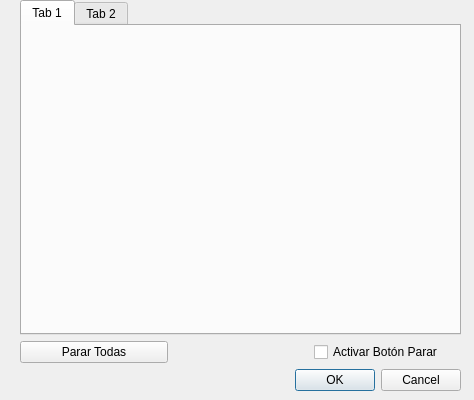
Old version of the form 04_Bolas/dconfiguracionbola.ui in the repository TheMakros12/interfaces.
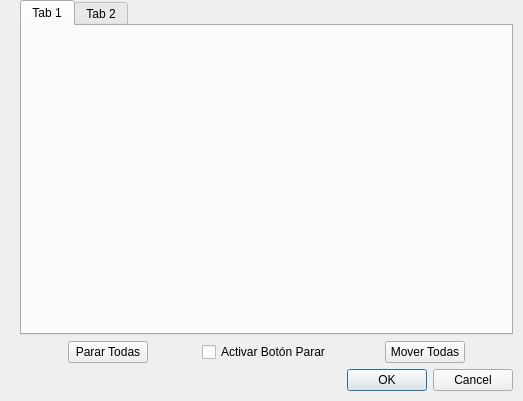
New version of the form.

```diff
--- a/04_Bolas/dconfiguracionbola.ui
+++ b/04_Bolas/dconfiguracionbola.ui
@@ -6,8 +6,8 @@
    <rect>
     <x>0</x>
     <y>0</y>
-    <width>474</width>
-    <height>400</height>
+    <width>523</width>
+    <height>401</height>
    </rect>
   </property>
   <property name="windowTitle">
@@ -18,11 +18,14 @@
     <rect>
      <x>20</x>
      <y>0</y>
-     <width>441</width>
+     <width>493</width>
      <height>391</height>
     </rect>
    </property>
-   <layout class="QVBoxLayout" name="verticalLayout">
+   <layout class="QVBoxLayout" name="verticalLayout" stretch="0,0,1">
+    <property name="spacing">
+     <number>6</number>
+    </property>
     <item>
      <widget class="QTabWidget" name="tabWidget">
       <widget class="QWidget" name="tab">
@@ -41,34 +44,43 @@
      <layout class="QHBoxLayout" name="horizontalLayout">
       <item>
        <widget class="QPushButton" name="btnPararTodas">
+        <property name="sizePolicy">
+         <sizepolicy hsizetype="Fixed" vsizetype="Fixed">
+          <horstretch>0</horstretch>
+          <verstretch>0</verstretch>
+         </sizepolicy>
+        </property>
         <property name="text">
          <string>Parar Todas</string>
         </property>
        </widget>
       </item>
-      <item>
-       <spacer name="horizontalSpacer">
-        <property name="orientation">
-         <enum>Qt::Horizontal</enum>
-        </property>
-        <property name="sizeType">
-         <enum>QSizePolicy::Fixed</enum>
-        </property>
-        <property name="sizeHint" stdset="0">
-         <size>
-          <width>140</width>
-          <height>20</height>
-         </size>
-        </property>
-       </spacer>
-      </item>
       <item>
        <widget class="QCheckBox" name="cbActivarBotones">
+        <property name="sizePolicy">
+         <sizepolicy hsizetype="Fixed" vsizetype="Fixed">
+          <horstretch>0</horstretch>
+          <verstretch>0</verstretch>
+         </sizepolicy>
+        </property>
         <property name="text">
          <string>Activar Botón Parar</string>
         </property>
        </widget>
       </item>
+      <item>
+       <widget class="QPushButton" name="btnMoverTodas">
+        <property name="sizePolicy">
+         <sizepolicy hsizetype="Fixed" vsizetype="Fixed">
+          <horstretch>0</horstretch>
+          <verstretch>0</verstretch>
+         </sizepolicy>
+        </property>
+        <property name="text">
+         <string>Mover Todas</string>
+        </property>
+       </widget>
+      </item>
      </layout>
     </item>
     <item>
```
